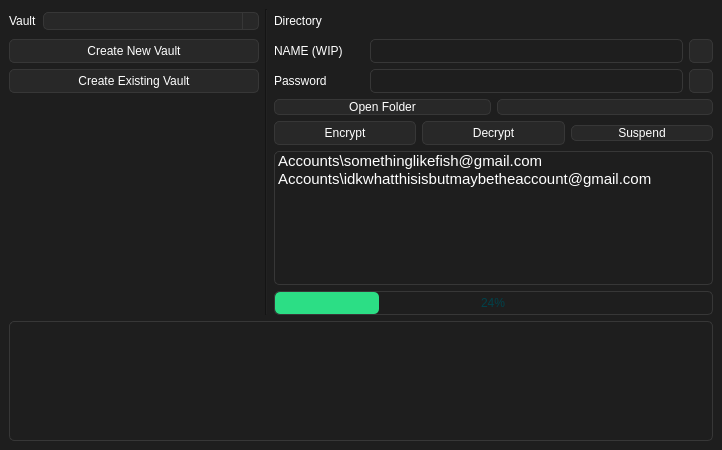
First picture: the form in src/mainwindow.ui, repository Nothing031/Vault, before the edit.
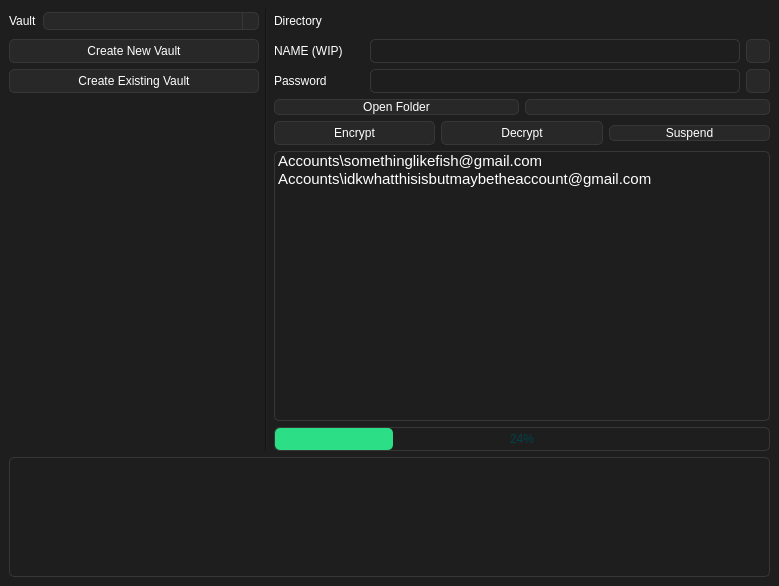
Second picture: the form after the edit. Icons and pictures are not drawn.

Diff of the .ui file:
```diff
--- a/src/mainwindow.ui
+++ b/src/mainwindow.ui
@@ -6,8 +6,8 @@
    <rect>
     <x>0</x>
     <y>0</y>
-    <width>722</width>
-    <height>450</height>
+    <width>779</width>
+    <height>586</height>
    </rect>
   </property>
   <property name="minimumSize">
```
